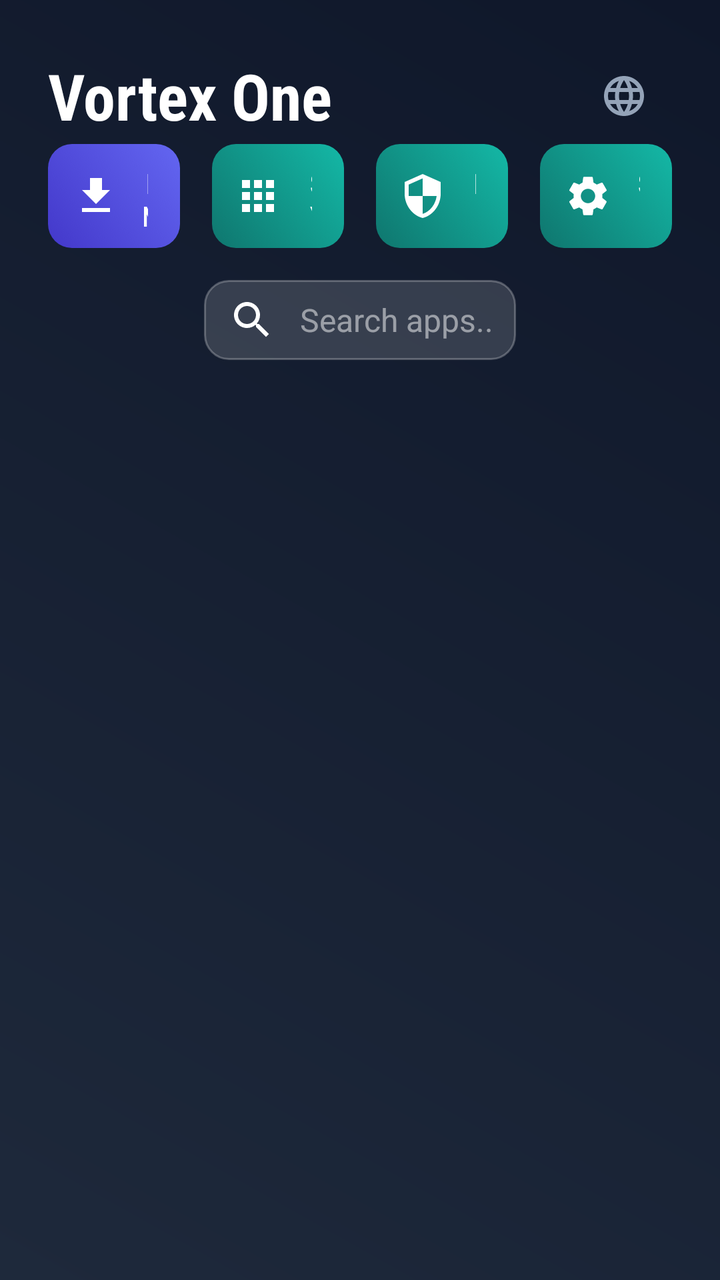
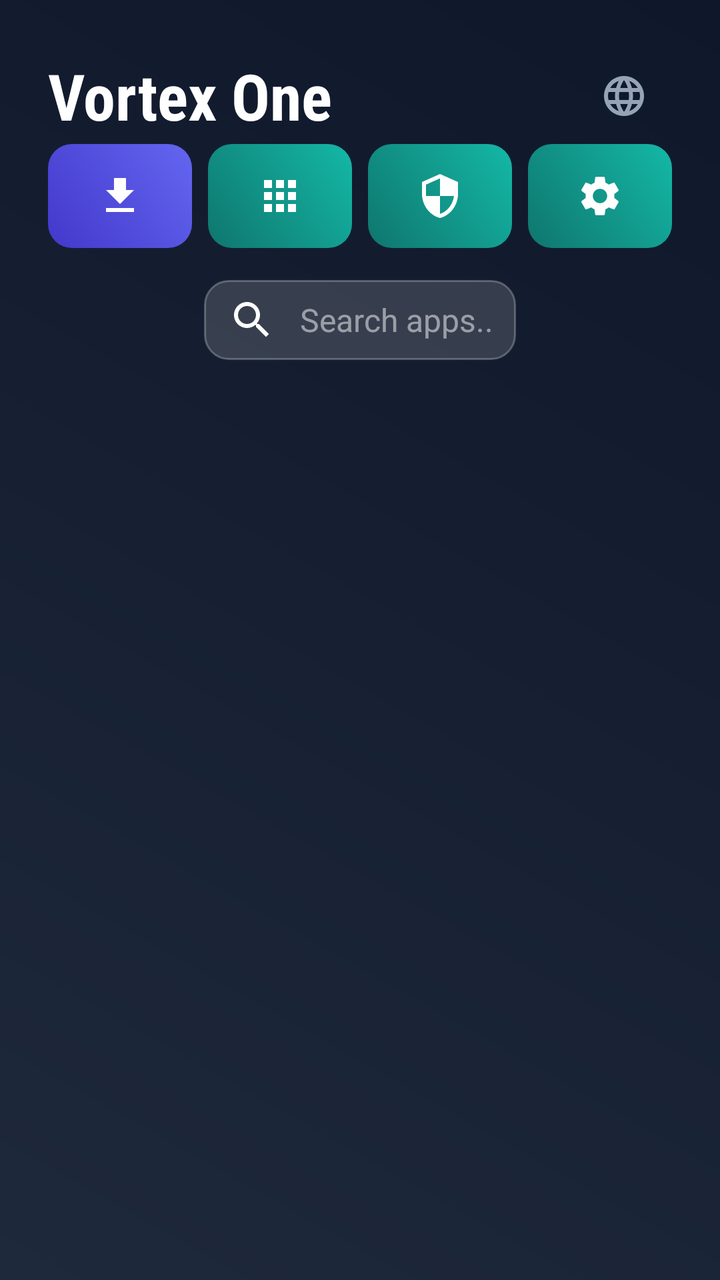

An Android layout rendered at two revisions. The XML below is the earlier revision; the diff shows what the commit changed to produce the second picture.
<!-- AndroidManifest.xml: activity theme Theme.VortexTV -->
<!-- res/layout/activity_main.xml -->
<?xml version="1.0" encoding="utf-8"?>
<androidx.constraintlayout.widget.ConstraintLayout 
    xmlns:android="http://schemas.android.com/apk/res/android"
    xmlns:app="http://schemas.android.com/apk/res-auto"
    xmlns:tools="http://schemas.android.com/tools"
    android:layout_width="match_parent"
    android:layout_height="match_parent"
    android:background="@drawable/bg_main"
    android:padding="24dp"
    android:clipChildren="false"
    android:clipToPadding="false"
    tools:context=".MainActivity">

    
    <LinearLayout
        android:id="@+id/headerContainer"
        android:layout_width="match_parent"
        android:layout_height="wrap_content"
        android:orientation="horizontal"
        android:gravity="center_vertical"
        app:layout_constraintStart_toStartOf="parent"
        app:layout_constraintEnd_toEndOf="parent"
        app:layout_constraintTop_toTopOf="parent">

        <TextView
            android:id="@+id/tvTitle"
            android:layout_width="wrap_content"
            android:layout_height="wrap_content"
            android:text="@string/app_name"
            android:textColor="@color/white"
            android:textSize="32sp"
            android:textStyle="bold"
            android:fontFamily="sans-serif-condensed" />

        <View
            android:layout_width="0dp"
            android:layout_height="0dp"
            android:layout_weight="1" />

        
        <ImageButton
            android:id="@+id/btnLanguage"
            android:layout_width="48dp"
            android:layout_height="48dp"
            android:focusable="true"
            android:nextFocusDown="@id/btnFirewall"
            android:background="?attr/selectableItemBackgroundBorderless"
            android:src="@drawable/ic_language"
            android:contentDescription="@string/language_title"
            app:tint="#94A3B8" />
    </LinearLayout>

    
    <LinearLayout
        android:id="@+id/buttonsContainer"
        android:layout_width="match_parent"
        android:layout_height="wrap_content"
        android:orientation="horizontal"
        android:clipChildren="false"
        android:clipToPadding="false"
        app:layout_constraintEnd_toEndOf="parent"
        app:layout_constraintTop_toBottomOf="@id/headerContainer">

        
        <com.google.android.material.button.MaterialButton
            android:id="@+id/btnInstallApk"
            android:layout_width="0dp"
            android:layout_height="52dp"
            android:layout_weight="1"
            android:text="@string/btn_install_apk"
            android:textSize="14sp"
            android:textStyle="bold"
            android:fontFamily="sans-serif-condensed"
            android:focusable="true"
            android:nextFocusDown="@id/etSearch"
            android:nextFocusRight="@id/btnVirtualizeSystemApp"
            android:background="@drawable/btn_gradient_primary"
            app:backgroundTint="@null"
            android:stateListAnimator="@animator/scaler"
            app:cornerRadius="12dp"
            app:icon="@drawable/ic_download"
            app:iconGravity="textStart"
            android:layout_marginEnd="8dp" />

        
        <com.google.android.material.button.MaterialButton
            android:id="@+id/btnVirtualizeSystemApp"
            android:layout_width="0dp"
            android:layout_height="52dp"
            android:layout_weight="1"
            android:text="@string/btn_system_apps"
            android:textSize="14sp"
            android:textStyle="bold"
            android:fontFamily="sans-serif-condensed"
            android:focusable="true"
            android:nextFocusDown="@id/etSearch"
            android:nextFocusLeft="@id/btnInstallApk"
            android:nextFocusRight="@id/btnFirewall"
            android:background="@drawable/btn_gradient_secondary"
            app:backgroundTint="@null"
            android:stateListAnimator="@animator/scaler"
            app:cornerRadius="12dp"
            app:icon="@drawable/ic_apps_grid"
            app:iconGravity="textStart"
            android:layout_marginStart="8dp"
            android:layout_marginEnd="8dp" />

        
        <com.google.android.material.button.MaterialButton
            android:id="@+id/btnFirewall"
            android:layout_width="0dp"
            android:layout_height="52dp"
            android:layout_weight="1"
            android:text="@string/title_firewall"
            android:textSize="14sp"
            android:textStyle="bold"
            android:fontFamily="sans-serif-condensed"
            android:focusable="true"
            android:nextFocusDown="@id/etSearch"
            android:nextFocusLeft="@id/btnVirtualizeSystemApp"
            android:nextFocusRight="@id/btnSettings"
            android:background="@drawable/btn_gradient_secondary"
            app:backgroundTint="@null"
            android:stateListAnimator="@animator/scaler"
            app:cornerRadius="12dp"
            app:icon="@drawable/ic_shield"
            app:iconGravity="textStart"
            android:layout_marginStart="8dp"
            android:layout_marginEnd="8dp" />

        
        <com.google.android.material.button.MaterialButton
            android:id="@+id/btnSettings"
            android:layout_width="0dp"
            android:layout_height="52dp"
            android:layout_weight="1"
            android:text="@string/btn_settings"
            android:textSize="14sp"
            android:textStyle="bold"
            android:fontFamily="sans-serif-condensed"
            android:focusable="true"
            android:nextFocusDown="@id/etSearch"
            android:nextFocusLeft="@id/btnFirewall"
            android:background="@drawable/btn_gradient_secondary"
            app:backgroundTint="@null"
            android:stateListAnimator="@animator/scaler"
            app:cornerRadius="12dp"
            app:icon="@drawable/ic_settings"
            app:iconGravity="textStart"
            android:layout_marginStart="8dp" />
    </LinearLayout>

    
    <EditText
        android:id="@+id/etSearch"
        android:layout_width="0dp"
        android:layout_height="wrap_content"
        android:layout_marginTop="16dp"
        android:background="@drawable/bg_search_input"
        android:drawableStart="@drawable/ic_search"
        android:drawablePadding="12dp"
        android:hint="@string/hint_search_apps"
        android:textColorHint="#80FFFFFF"
        android:textColor="@color/white"
        android:textSize="16sp"
        android:maxLines="1"
        android:singleLine="true"
        android:imeOptions="actionDone"
        android:nextFocusDown="@id/rvVirtualApps"
        android:nextFocusUp="@id/btnInstallApk"
        app:layout_constraintTop_toBottomOf="@id/buttonsContainer"
        app:layout_constraintStart_toStartOf="parent"
        app:layout_constraintEnd_toEndOf="parent"
        app:layout_constraintWidth_percent="0.5" />

    
    <androidx.recyclerview.widget.RecyclerView
        android:id="@+id/rvVirtualApps"
        android:layout_width="0dp"
        android:layout_height="0dp"
        android:layout_marginTop="16dp"
        android:clipToPadding="false"
        android:nextFocusUp="@id/etSearch"
        app:layout_constraintBottom_toTopOf="@+id/bannerContainer"
        app:layout_constraintEnd_toEndOf="parent"
        app:layout_constraintStart_toStartOf="parent"
        app:layout_constraintTop_toBottomOf="@id/etSearch"
        tools:listitem="@layout/item_virtual_app" />

    
    <RelativeLayout
        android:id="@+id/bannerContainer"
        android:layout_width="match_parent"
        android:layout_height="wrap_content"
        android:layout_marginBottom="8dp"
        android:gravity="center"
        app:layout_constraintBottom_toBottomOf="parent"
        app:layout_constraintEnd_toEndOf="parent"
        app:layout_constraintStart_toStartOf="parent" />

    
    <LinearLayout
        android:id="@+id/layoutEmptyState"
        android:layout_width="wrap_content"
        android:layout_height="wrap_content"
        android:gravity="center"
        android:orientation="vertical"
        android:visibility="gone"
        app:layout_constraintBottom_toTopOf="@+id/bannerContainer"
        app:layout_constraintEnd_toEndOf="parent"
        app:layout_constraintStart_toStartOf="parent"
        app:layout_constraintTop_toTopOf="parent">

        <ImageView
            android:layout_width="120dp"
            android:layout_height="120dp"
            android:alpha="0.3"
            android:src="@drawable/ic_apps_grid"
            android:tint="#94A3B8" />

        <TextView
            android:layout_width="wrap_content"
            android:layout_height="wrap_content"
            android:layout_marginTop="16dp"
            android:text="@string/empty_state_title"
            android:textColor="#94A3B8"
            android:textSize="18sp" />

        <TextView
            android:layout_width="wrap_content"
            android:layout_height="wrap_content"
            android:layout_marginTop="8dp"
            android:text="@string/empty_state_desc"
            android:textColor="#64748B"
            android:textSize="14sp" />
    </LinearLayout>

    
    <ProgressBar
        android:id="@+id/progressBar"
        android:layout_width="wrap_content"
        android:layout_height="wrap_content"
        android:visibility="gone"
        app:layout_constraintBottom_toBottomOf="parent"
        app:layout_constraintEnd_toEndOf="parent"
        app:layout_constraintStart_toStartOf="parent"
        app:layout_constraintTop_toTopOf="parent" />

</androidx.constraintlayout.widget.ConstraintLayout>
<!-- res/layout/item_virtual_app.xml (included above) -->
<?xml version="1.0" encoding="utf-8"?>
<com.google.android.material.card.MaterialCardView 
    xmlns:android="http://schemas.android.com/apk/res/android"
    xmlns:app="http://schemas.android.com/apk/res-auto"
    android:layout_width="160dp"
    android:layout_height="200dp"
    android:layout_margin="12dp"
    android:clickable="true"
    android:focusable="true"
    android:focusableInTouchMode="true"
    android:foreground="@drawable/selector_item_virtual_app"
    android:stateListAnimator="@animator/scaler"
    app:cardBackgroundColor="@color/primary_light"
    app:strokeColor="@color/accent_focus"
    app:strokeWidth="0dp"
    app:cardCornerRadius="16dp"
    app:cardElevation="4dp">

    <LinearLayout
        android:layout_width="match_parent"
        android:layout_height="match_parent"
        android:gravity="center"
        android:orientation="vertical"
        android:padding="16dp">

        
        <ImageView
            android:id="@+id/ivAppIcon"
            android:layout_width="96dp"
            android:layout_height="96dp"
            android:scaleType="fitCenter"
            android:src="@mipmap/ic_launcher" />

        
        <TextView
            android:id="@+id/tvAppName"
            android:layout_width="match_parent"
            android:layout_height="wrap_content"
            android:layout_marginTop="12dp"
            android:ellipsize="end"
            android:gravity="center"
            android:maxLines="2"
            android:text="App Name"
            android:textColor="@color/white"
            android:textSize="14sp"
            android:textStyle="bold"
            android:fontFamily="sans-serif-condensed" />

    </LinearLayout>

</com.google.android.material.card.MaterialCardView>
<!-- resources referenced by this layout -->
<resources>
  <color name="accent_focus">#818CF8</color>
  <color name="primary_light">#1E293B</color>
  <color name="white">#FFFFFFFF</color>
  <!-- drawable bg_main (drawable) -->
  <?xml version="1.0" encoding="utf-8"?>
  <shape xmlns:android="http://schemas.android.com/apk/res/android"
      android:shape="rectangle">
      <gradient
          android:angle="45"
          android:endColor="@color/primary_dark"
          android:startColor="@color/primary_light"
          android:type="linear" />
  </shape>
  <!-- drawable bg_search_input (drawable) -->
  <?xml version="1.0" encoding="utf-8"?>
  <shape xmlns:android="http://schemas.android.com/apk/res/android"
      android:shape="rectangle">
      <corners android:radius="12dp" />
      <solid android:color="#26FFFFFF" /> 
      <stroke android:width="1dp" android:color="#40FFFFFF" />
      <padding android:left="12dp" android:right="12dp" android:top="8dp" android:bottom="8dp"/>
  </shape>
  <!-- drawable ic_apps_grid (drawable) -->
  <vector xmlns:android="http://schemas.android.com/apk/res/android"
      android:width="24dp"
      android:height="24dp"
      android:viewportWidth="24"
      android:viewportHeight="24"
      android:tint="#FFFFFF">
      <path
          android:fillColor="@android:color/white"
          android:pathData="M4,8h4V4H4v4zM10,20h4v-4h-4v4zM4,20h4v-4H4v4zM4,14h4v-4H4v4zM10,14h4v-4h-4v4zM16,4v4h4V4h-4zM10,8h4V4h-4v4zM16,14h4v-4h-4v4zM16,20h4v-4h-4v4z"/>
  </vector>
  <!-- drawable ic_download (drawable) -->
  <vector xmlns:android="http://schemas.android.com/apk/res/android"
      android:width="24dp"
      android:height="24dp"
      android:viewportWidth="24"
      android:viewportHeight="24"
      android:tint="#FFFFFF">
      <path
          android:fillColor="@android:color/white"
          android:pathData="M19,9h-4V3H9v6H5l7,7 7,-7zM5,18v2h14v-2H5z"/>
  </vector>
  <!-- drawable ic_shield (drawable) -->
  <?xml version="1.0" encoding="utf-8"?>
  <vector xmlns:android="http://schemas.android.com/apk/res/android"
      android:width="24dp"
      android:height="24dp"
      android:viewportWidth="24"
      android:viewportHeight="24">
      <path
          android:fillColor="#FFFFFF"
          android:pathData="M12,1L3,5v6c0,5.55 3.84,10.74 9,12 5.16,-1.26 9,-6.45 9,-12V5L12,1zM12,11.99h7c-0.53,4.12 -3.28,7.79 -7,8.94V12H5V6.3l7,-3.11v8.8z"/>
  </vector>
  <!-- mipmap ic_launcher (mipmap-anydpi-v26) -->
  <?xml version="1.0" encoding="utf-8"?>
  <adaptive-icon xmlns:android="http://schemas.android.com/apk/res/android">
      <background android:drawable="@drawable/ic_launcher_background" />
      <foreground android:drawable="@drawable/ic_launcher_foreground" />
  </adaptive-icon>
  <string name="app_name">Vortex One</string>
  <string name="btn_install_apk">Install APK</string>
  <string name="btn_settings">Settings</string>
  <string name="btn_system_apps">System Apps</string>
  <string name="empty_state_desc">Press Install APK or System Apps to add some</string>
  <string name="empty_state_title">No apps installed</string>
  <string name="hint_search_apps">Search apps...</string>
  <string name="language_title">Language / Idioma</string>
  <string name="title_firewall">Firewall</string>
  <color name="primary_dark">#0F172A</color>
  <!-- drawable ic_launcher_background (drawable) -->
  <?xml version="1.0" encoding="utf-8"?>
  <vector xmlns:android="http://schemas.android.com/apk/res/android"
      android:width="108dp"
      android:height="108dp"
      android:viewportWidth="108"
      android:viewportHeight="108">
      <path
          android:fillColor="#0F172A"
          android:pathData="M0,0h108v108h-108z" />
  </vector>
  <color name="accent_color">#6366F1</color>
  <color name="teal_200">#03DAC5</color>
  <color name="teal_700">#018786</color>
  <color name="black">#FF000000</color>
  <!-- unchanged entries left out for length: 8 -->
</resources>

<!-- the commit's change to res/layout/activity_main.xml (unified diff, before → after) -->
@@ -67,10 +67,8 @@
             android:layout_width="0dp"
             android:layout_height="52dp"
             android:layout_weight="1"
-            android:text="@string/btn_install_apk"
-            android:textSize="14sp"
-            android:textStyle="bold"
-            android:fontFamily="sans-serif-condensed"
+            android:contentDescription="@string/btn_install_apk"
+            app:tooltipText="@string/btn_install_apk"
             android:focusable="true"
             android:nextFocusDown="@id/etSearch"
             android:nextFocusRight="@id/btnVirtualizeSystemApp"
@@ -80,7 +78,10 @@
             app:cornerRadius="12dp"
             app:icon="@drawable/ic_download"
             app:iconGravity="textStart"
-            android:layout_marginEnd="8dp" />
+            app:iconPadding="0dp"
+            app:iconSize="24dp"
+            app:iconTint="@color/white"
+            android:layout_marginEnd="4dp" />
 
         
         <com.google.android.material.button.MaterialButton
@@ -88,10 +89,8 @@
             android:layout_width="0dp"
             android:layout_height="52dp"
             android:layout_weight="1"
-            android:text="@string/btn_system_apps"
-            android:textSize="14sp"
-            android:textStyle="bold"
-            android:fontFamily="sans-serif-condensed"
+            android:contentDescription="@string/btn_system_apps"
+            app:tooltipText="@string/btn_system_apps"
             android:focusable="true"
             android:nextFocusDown="@id/etSearch"
             android:nextFocusLeft="@id/btnInstallApk"
@@ -102,8 +101,11 @@
             app:cornerRadius="12dp"
             app:icon="@drawable/ic_apps_grid"
             app:iconGravity="textStart"
-            android:layout_marginStart="8dp"
-            android:layout_marginEnd="8dp" />
+            app:iconPadding="0dp"
+            app:iconSize="24dp"
+            app:iconTint="@color/white"
+            android:layout_marginStart="4dp"
+            android:layout_marginEnd="4dp" />
 
         
         <com.google.android.material.button.MaterialButton
@@ -111,10 +113,8 @@
             android:layout_width="0dp"
             android:layout_height="52dp"
             android:layout_weight="1"
-            android:text="@string/title_firewall"
-            android:textSize="14sp"
-            android:textStyle="bold"
-            android:fontFamily="sans-serif-condensed"
+            android:contentDescription="@string/title_firewall"
+            app:tooltipText="@string/title_firewall"
             android:focusable="true"
             android:nextFocusDown="@id/etSearch"
             android:nextFocusLeft="@id/btnVirtualizeSystemApp"
@@ -125,8 +125,11 @@
             app:cornerRadius="12dp"
             app:icon="@drawable/ic_shield"
             app:iconGravity="textStart"
-            android:layout_marginStart="8dp"
-            android:layout_marginEnd="8dp" />
+            app:iconPadding="0dp"
+            app:iconSize="24dp"
+            app:iconTint="@color/white"
+            android:layout_marginStart="4dp"
+            android:layout_marginEnd="4dp" />
 
         
         <com.google.android.material.button.MaterialButton
@@ -134,10 +137,8 @@
             android:layout_width="0dp"
             android:layout_height="52dp"
             android:layout_weight="1"
-            android:text="@string/btn_settings"
-            android:textSize="14sp"
-            android:textStyle="bold"
-            android:fontFamily="sans-serif-condensed"
+            android:contentDescription="@string/btn_settings"
+            app:tooltipText="@string/btn_settings"
             android:focusable="true"
             android:nextFocusDown="@id/etSearch"
             android:nextFocusLeft="@id/btnFirewall"
@@ -147,7 +148,10 @@
             app:cornerRadius="12dp"
             app:icon="@drawable/ic_settings"
             app:iconGravity="textStart"
-            android:layout_marginStart="8dp" />
+            app:iconPadding="0dp"
+            app:iconSize="24dp"
+            app:iconTint="@color/white"
+            android:layout_marginStart="4dp" />
     </LinearLayout>
 
     
